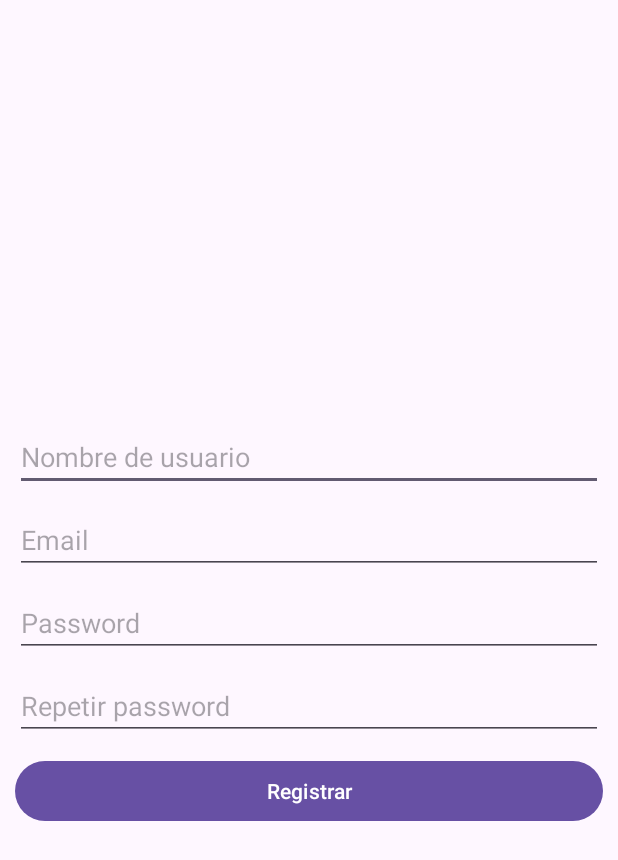
After one commit to gitjmm/ChatUCAM, an Android app: the RegistroActivity screen opened directly, with no data from a screen before it, on a phone screen of 412 x 824 dp. The commit adds this screen. Shown: the top 860 px of the screen. Run offline under Robolectric (Android 15) with nearby library versions, the phone set to English and light mode, and no system bars.

Commit message:
Registro de usuario

```diff
--- /dev/null
+++ b/app/src/main/java/com/jmmostazo/chatucam/RegistroActivity.kt
@@ -0,0 +1,11 @@
+package com.jmmostazo.chatucam
+
+import androidx.appcompat.app.AppCompatActivity
+import android.os.Bundle
+
+class RegistroActivity : AppCompatActivity() {
+    override fun onCreate(savedInstanceState: Bundle?) {
+        super.onCreate(savedInstanceState)
+        setContentView(R.layout.activity_registro)
+    }
+}
--- a/app/src/main/java/com/jmmostazo/chatucam/SplashScreen.kt
+++ b/app/src/main/java/com/jmmostazo/chatucam/SplashScreen.kt
@@ -14,13 +14,13 @@ class SplashScreen : AppCompatActivity() {
 
     fun MostrarBienvenida(){
         //Permite ejecutar un codigo pasado cierto tiempo
-        object : CountDownTimer(3000,1000){
+        object : CountDownTimer(5000,1000){
             override fun onTick(p0: Long) {
 
             }
-            //Una vez finalizado el tiempo nos dirigimos al Activity principal
+            //Una vez finalizado el tiempo nos dirigimos al Activity principal Inicio
             override fun onFinish() {
-                val intent = Intent(applicationContext,MainActivity::class.java)
+                val intent = Intent(applicationContext,Inicio::class.java)
                 startActivity(intent)
                 finish()
             }
--- /dev/null
+++ b/app/src/main/res/layout/activity_registro.xml
@@ -0,0 +1,56 @@
+<?xml version="1.0" encoding="utf-8"?>
+<RelativeLayout
+    xmlns:android="http://schemas.android.com/apk/res/android"
+    xmlns:app="http://schemas.android.com/apk/res-auto"
+    xmlns:tools="http://schemas.android.com/tools"
+    android:layout_width="match_parent"
+    android:layout_height="match_parent"
+    tools:context=".RegistroActivity">
+
+    <LinearLayout
+        android:layout_width="match_parent"
+        android:layout_height="match_parent"
+        android:orientation="vertical"
+        android:gravity="center"
+        android:padding="10dp">
+
+        <EditText
+            android:id="@+id/Et_nombre_usuario"
+            android:hint="@string/Et_nombre_usuario"
+            android:inputType="text"
+            android:layout_marginTop="10dp"
+            android:layout_width="match_parent"
+            android:layout_height="wrap_content"/>
+        <EditText
+            android:id="@+id/Et_email"
+            android:hint="@string/Et_email"
+            android:inputType="textEmailAddress"
+            android:layout_marginTop="10dp"
+            android:layout_width="match_parent"
+            android:layout_height="wrap_content"/>
+        <EditText
+            android:id="@+id/Et_password"
+            android:hint="@string/Et_password"
+            android:inputType="textPassword"
+            android:layout_marginTop="10dp"
+            android:layout_width="match_parent"
+            android:layout_height="wrap_content"/>
+        <EditText
+            android:id="@+id/Et_r_password"
+            android:hint="@string/Et_r_password"
+            android:inputType="textPassword"
+            android:layout_marginTop="10dp"
+            android:layout_width="match_parent"
+            android:layout_height="wrap_content"/>
+        <Button
+            android:layout_width="match_parent"
+            android:layout_height="wrap_content"
+            android:layout_marginTop="10dp"
+            android:id="@+id/Btn_registrar"
+            android:text="@string/Btn_registrar"/>
+
+    </LinearLayout>
+
+
+
+</RelativeLayout>
--- a/app/src/main/res/values/strings.xml
+++ b/app/src/main/res/values/strings.xml
@@ -1,4 +1,16 @@
 <resources>
     <string name="app_name">ChatUCAM</string>
     <string name="nombre_desarrollador">Jorge Martinez</string>
+
+    <string name="Btn_ir_registros">Registrarme</string>
+    <string name="Btn_ir_logueo">Ingresar</string>
+
+    <string name="Et_nombre_usuario">Nombre de usuario</string>
+    <string name="Et_email">Email</string>
+    <string name="Et_password">Password</string>
+    <string name="Et_r_password">Repetir password</string>
+    <string name="Btn_registrar">Registrar</string>
+
+
+
 </resources>
```
Also changed, not shown: app/src/main/AndroidManifest.xml (+16 -7 lines), app/src/main/java/com/jmmostazo/chatucam/Inicio.kt (added, +42 -0 lines), app/src/main/java/com/jmmostazo/chatucam/LoginActivity.kt (added, +11 -0 lines), app/src/main/res/layout/activity_inicio.xml (added, +29 -0 lines), app/src/main/res/layout/activity_login.xml (added, +9 -0 lines).
